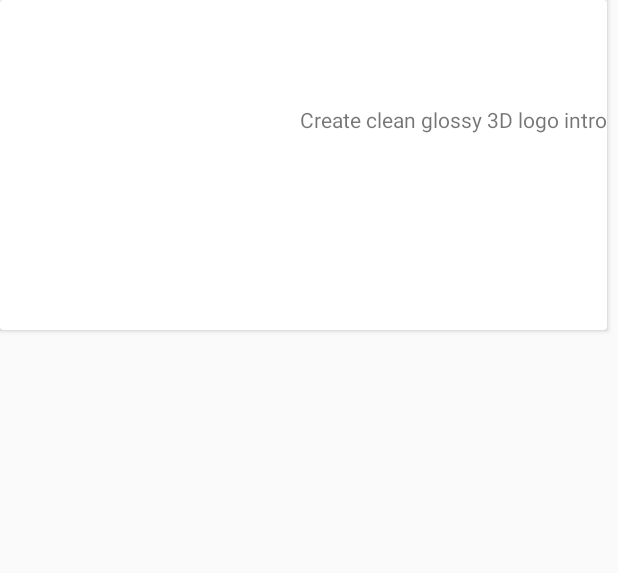
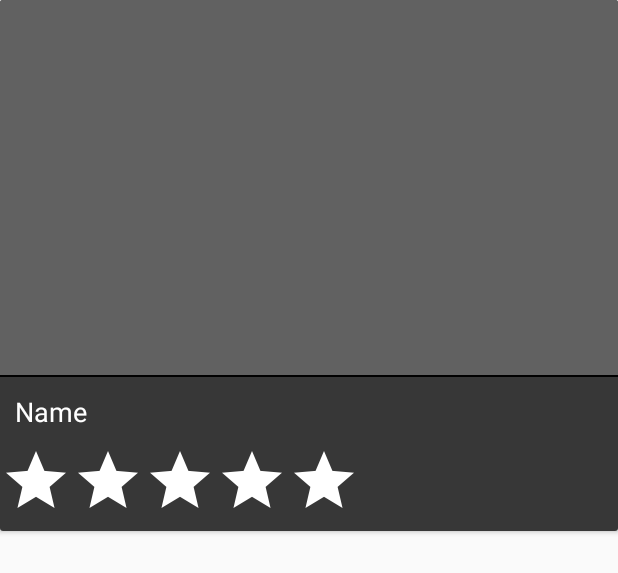
Before and after one commit to AnthonyAngatia/Freelancer-App, an Android app: the layout item_suggested_provider.xml on its own in the app's theme, with its tools: preview values and no code run, on a phone screen of 412 x 824 dp. Shown: the top 573 px of the screen. Run offline under Robolectric (Android 15) with nearby library versions, the phone set to English and light mode, and no system bars; network calls fail.

Commit message:
Styling of freelancers part

```diff
--- a/app/src/main/res/layout/item_suggested_provider.xml
+++ b/app/src/main/res/layout/item_suggested_provider.xml
@@ -1,32 +1,76 @@
 <?xml version="1.0" encoding="utf-8"?>
 <androidx.cardview.widget.CardView xmlns:android="http://schemas.android.com/apk/res/android"
-    android:layout_width="wrap_content" android:layout_height="wrap_content">
-
+    android:layout_width="wrap_content" android:layout_height="wrap_content"
+    android:layout_marginBottom="16dp">
     <RelativeLayout
         android:layout_width="match_parent"
-        android:layout_height="wrap_content">
+        android:layout_height="wrap_content"
+        android:background="@color/greyDark">
+
 
         <ImageView
-            android:id="@+id/freelancer_profile_image"
-            android:layout_width="200dp"
-            android:layout_height="150dp"
+            android:id="@+id/poster_image"
+            android:layout_width="match_parent"
+            android:layout_height="250dp"
 
             android:adjustViewBounds="true"
+            android:background="@color/greyLight"
             android:paddingBottom="10dp" />
+        <View
+            android:id="@+id/divider2"
+            android:layout_width="match_parent"
+            android:layout_height="1dp"
+            android:layout_below="@id/poster_image"
+            android:background="#000000"/>
 
         <TextView
-            android:id="@+id/text_description"
+            android:id="@+id/freelancer_name"
+            android:layout_width="match_parent"
+            android:layout_height="wrap_content"
+            android:layout_below="@id/poster_image"
+            android:layout_marginTop="2dp"
+            android:background="@color/greyDark"
+            android:padding="10dp"
+            android:text="Name"
+            android:textAppearance="@style/TextAppearance.AppCompat.Medium"
+            android:textColor="@color/design_default_color_background"
+            android:theme="@style/ThemeOverlay.AppCompat.Light"
+           android:drawableTint="@color/colorAccent" />
+        <androidx.appcompat.widget.AppCompatRatingBar
+            android:id="@+id/rating_bar"
             android:layout_width="wrap_content"
-            android:layout_height="150dp"
-            android:text="Create clean glossy 3D logo intro"
-            android:layout_marginTop="70dp"
-
-           android:textAlignment="center"
-            android:layout_toEndOf="@id/freelancer_profile_image"
-
-            android:hint="Freelancer Descrition" />
+            android:layout_height="wrap_content"
+            android:layout_below="@id/freelancer_name"
+            android:progressBackgroundTint="@color/white"            />
 
 
     </RelativeLayout>
 
+<!--    <RelativeLayout-->
+<!--        android:layout_width="match_parent"-->
+<!--        android:layout_height="wrap_content">-->
+
+<!--        <ImageView-->
+<!--            android:id="@+id/freelancer_profile_image"-->
+<!--            android:layout_width="200dp"-->
+<!--            android:layout_height="150dp"-->
+
+<!--            android:adjustViewBounds="true"-->
+<!--            android:paddingBottom="10dp" />-->
+
+<!--        <TextView-->
+<!--            android:id="@+id/text_description"-->
+<!--            android:layout_width="wrap_content"-->
+<!--            android:layout_height="150dp"-->
+<!--            android:text="Create clean glossy 3D logo intro"-->
+<!--            android:layout_marginTop="70dp"-->
+
+<!--           android:textAlignment="center"-->
+<!--            android:layout_toEndOf="@id/freelancer_profile_image"-->
+
+<!--            android:hint="Freelancer Descrition" />-->
+
+
+<!--    </RelativeLayout>-->
+
 </androidx.cardview.widget.CardView>
--- a/app/src/main/res/values/colors.xml
+++ b/app/src/main/res/values/colors.xml
@@ -9,6 +9,7 @@
     <color name="greyDark">#373737</color>
     <color name="greyLight">#616161</color>
     <color name="black">#000000</color>
+    <color name="white">#ffff</color>
 
 
     <color name="dark_blue">#3023AE</color>
```
Also changed, not shown: app/src/main/java/com/example/freelancer/FreelancerProfileActivity.java (+19 -14 lines), app/src/main/java/com/example/freelancer/SuggestedProvidersAdapter.java (+11 -8 lines), app/src/main/res/layout/activity_freelancer_profile.xml (+56 -48 lines).
